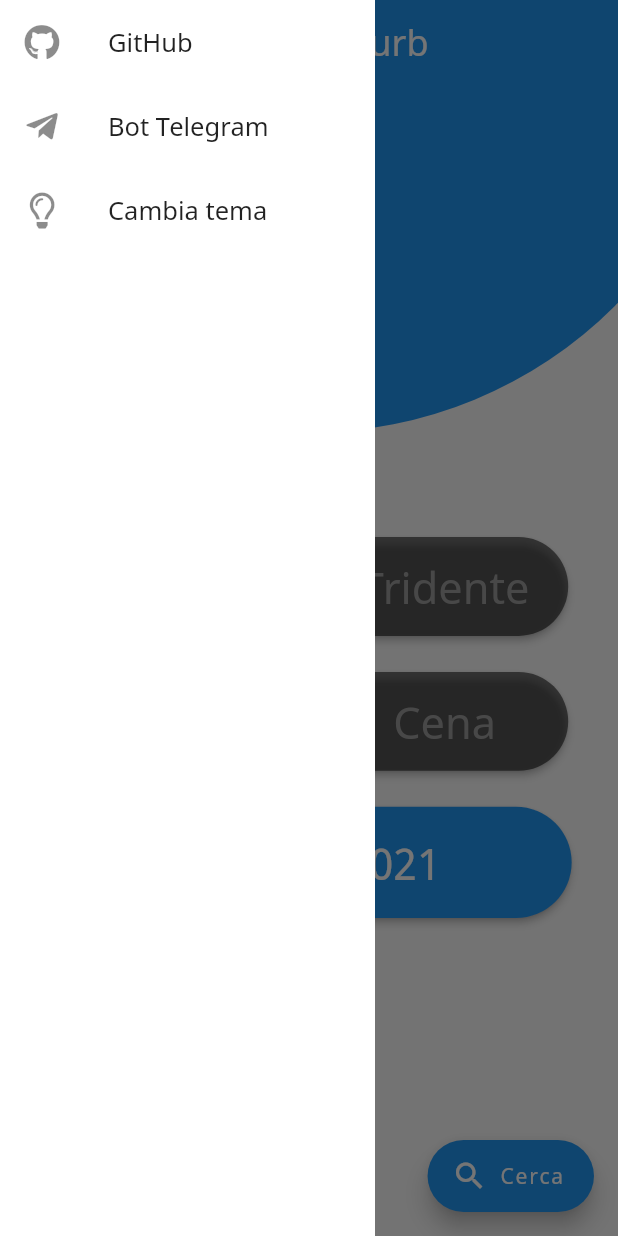
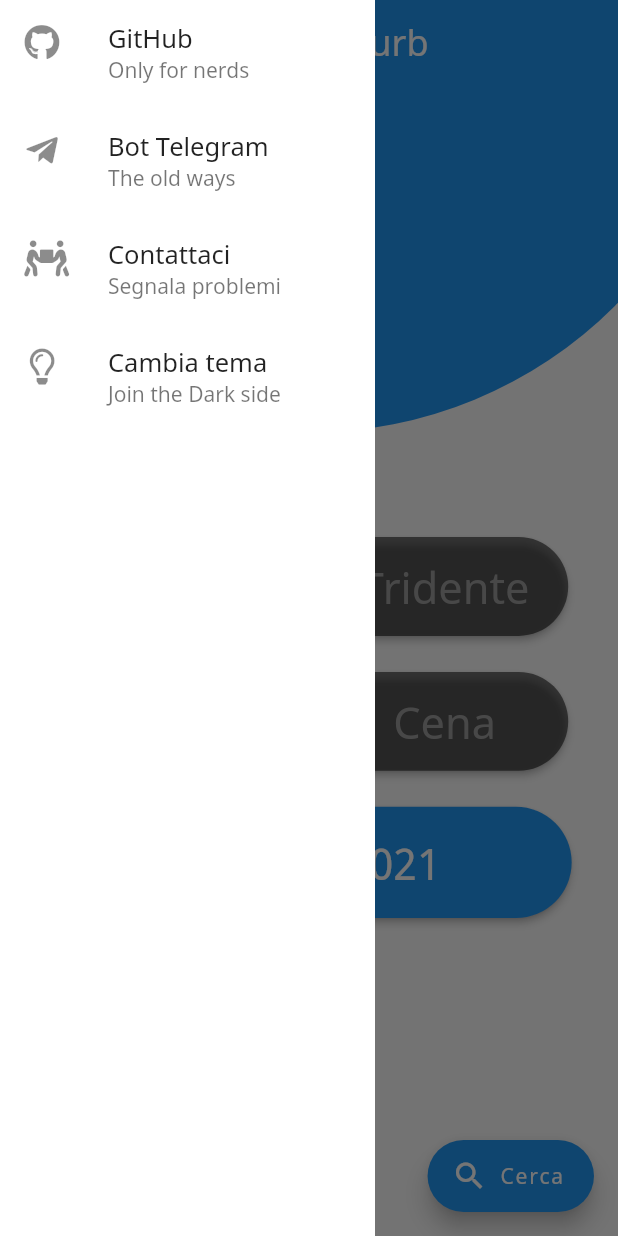
Before and after one commit to GitWizards/MensaUniurbApp, a Flutter app: the screen it shows after launch, in the side drawer, after a tap on "GitHub", on a phone screen of 412 x 824 dp. Run offline on Flutter 3.47's test engine with Material 2 defaults, Android fonts, the phone set to English and light mode, and no system bars; our stand-ins replace font_awesome_flutter, shared_preferences, url_launcher_web; missing offline and left inert: shared_preferences_web.

Commit message:
Updated drawer entries

```diff
--- a/lib/widgets/drawer.dart
+++ b/lib/widgets/drawer.dart
@@ -13,9 +13,10 @@ Container getDrawer(BuildContext context, MyTheme theme) {
         ListTile(
           leading: Icon(FontAwesomeIcons.github),
           title: Text('GitHub', style: TextStyle(fontSize: 17)),
+          subtitle: Text('Only for nerds'),
           onTap: () => _launchURL(
             context,
-            "https://github.com/FastRadeox/MensaUniurbBot",
+            "https://github.com/FastRadeox/MensaUniurbApp",
           ),
         ),
 
@@ -23,9 +24,21 @@ Container getDrawer(BuildContext context, MyTheme theme) {
         ListTile(
           leading: Icon(FontAwesomeIcons.telegramPlane),
           title: Text('Bot Telegram', style: TextStyle(fontSize: 17)),
+          subtitle: Text('The old ways'),
           onTap: () => _launchURL(
             context,
             "https://t.me/MensaUniurb_Bot",
+          ),
+        ),
+
+        // Open telegram bot page
+        ListTile(
+          leading: Icon(FontAwesomeIcons.peopleCarry),
+          title: Text('Contattaci', style: TextStyle(fontSize: 17)),
+          subtitle: Text('Segnala problemi'),
+          onTap: () => _launchURL(
+            context,
+            "https://t.me/Radeox",
           ),
         ),
 
@@ -33,6 +46,7 @@ Container getDrawer(BuildContext context, MyTheme theme) {
         ListTile(
           leading: Icon(FontAwesomeIcons.lightbulb),
           title: Text('Cambia tema', style: TextStyle(fontSize: 17)),
+          subtitle: Text('Join the Dark side'),
           onTap: () => {
             theme.switchTheme(),
             Navigator.pop(context),
```
